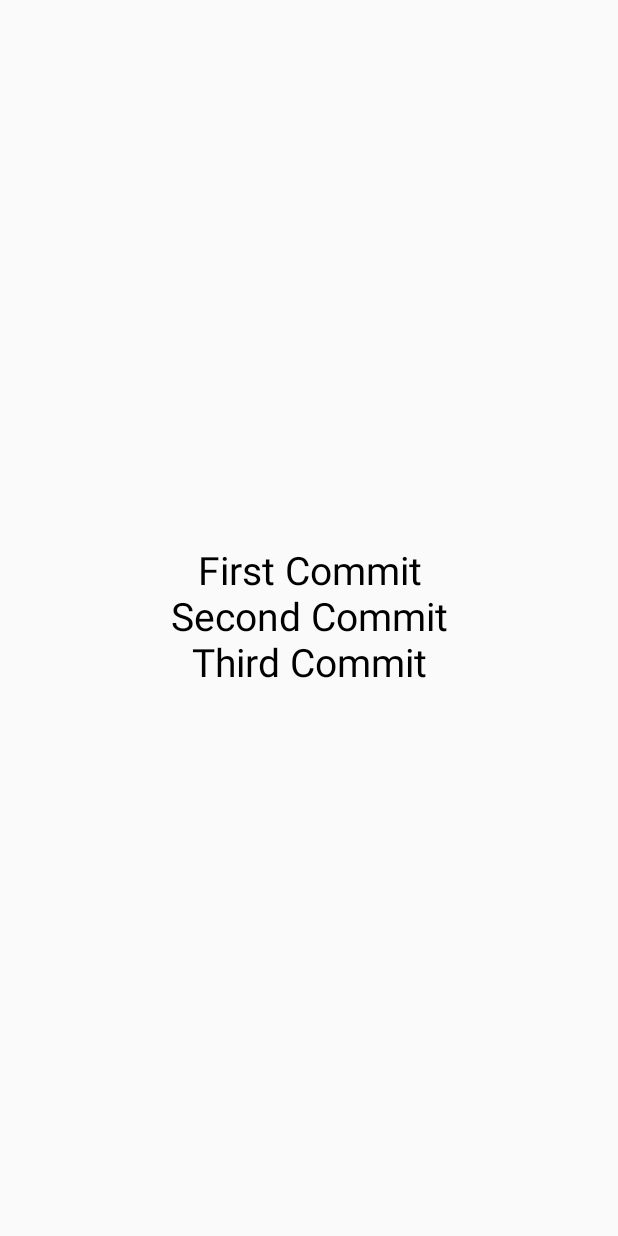
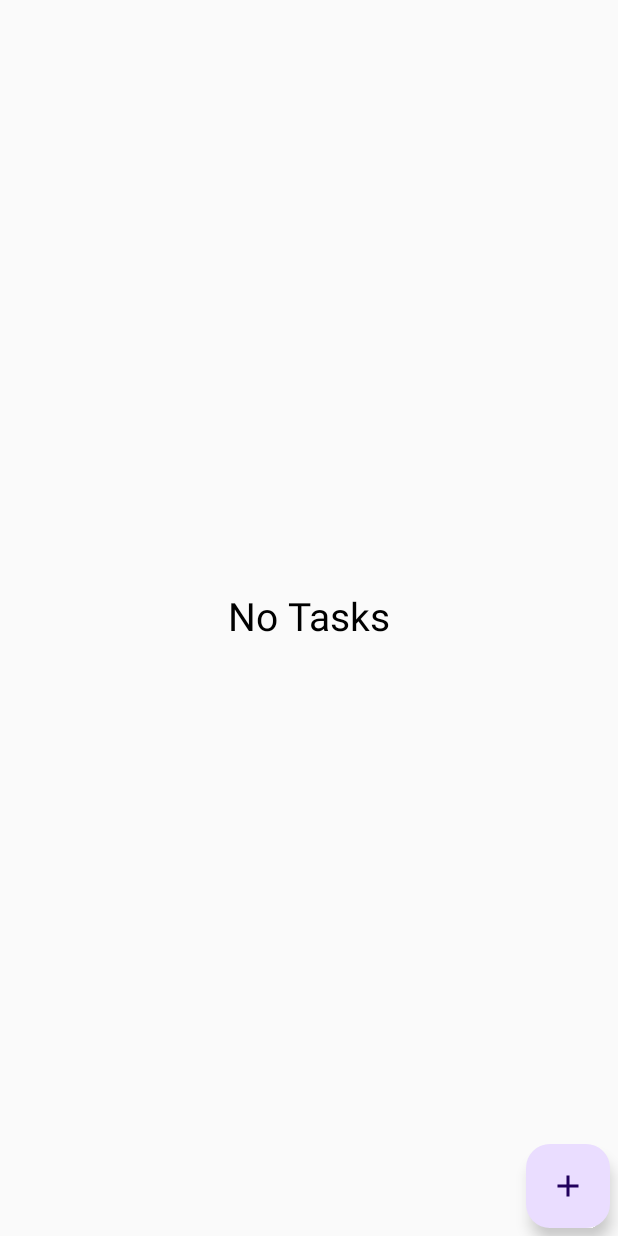
Before and after one commit to Kubusiowy/ToDoAppNew, an Android app built with Jetpack Compose: the screen it shows after launch (MainActivity), on a phone screen of 412 x 824 dp. Run offline under Robolectric (Android 15) with nearby library versions, the phone set to English and light mode, and no system bars; our stand-ins replace accompanist.

Commit message:
dodanie MainActivity.kt i TaskAdd.kt

```diff
--- a/app/build.gradle.kts
+++ b/app/build.gradle.kts
@@ -56,4 +56,9 @@ dependencies {
     androidTestImplementation(libs.androidx.ui.test.junit4)
     debugImplementation(libs.androidx.ui.tooling)
     debugImplementation(libs.androidx.ui.test.manifest)
+    //Accompanist
+        implementation("com.google.accompanist:accompanist-systemuicontroller:0.31.0-alpha")
+
+
+
 }
--- a/app/src/main/AndroidManifest.xml
+++ b/app/src/main/AndroidManifest.xml
@@ -12,6 +12,12 @@
         android:supportsRtl="true"
         android:theme="@style/Theme.ToDoAppNew"
         tools:targetApi="31">
+
+        <activity
+            android:name=".TaskAdd"
+            android:exported="false"
+            android:label="@string/title_activity_task_add"
+            android:theme="@style/Theme.ToDoAppNew" />
         <activity
             android:name=".MainActivity"
             android:exported="true"
--- a/app/src/main/java/com/example/todoappnew/MainActivity.kt
+++ b/app/src/main/java/com/example/todoappnew/MainActivity.kt
@@ -1,5 +1,6 @@
 package com.example.todoappnew
 
+import android.content.Intent
 import android.os.Bundle
 import androidx.activity.ComponentActivity
 import androidx.activity.compose.setContent
@@ -7,43 +8,87 @@ import androidx.activity.enableEdgeToEdge
 import androidx.compose.foundation.layout.Arrangement
 import androidx.compose.foundation.layout.Box
 import androidx.compose.foundation.layout.Column
+import androidx.compose.foundation.layout.WindowInsets
+import androidx.compose.foundation.layout.asPaddingValues
 import androidx.compose.foundation.layout.fillMaxSize
+import androidx.compose.foundation.layout.fillMaxWidth
 import androidx.compose.foundation.layout.padding
+import androidx.compose.foundation.layout.systemBars
+import androidx.compose.material.icons.Icons
+import androidx.compose.material.icons.filled.Add
+import androidx.compose.material3.Card
+import androidx.compose.material3.FloatingActionButton
+import androidx.compose.material3.Icon
 import androidx.compose.material3.Scaffold
 import androidx.compose.material3.Text
 import androidx.compose.runtime.Composable
 import androidx.compose.ui.Alignment
 import androidx.compose.ui.Modifier
+import androidx.compose.ui.graphics.Color.Companion.Black
+import androidx.compose.ui.platform.LocalContext
 import androidx.compose.ui.tooling.preview.Preview
+import androidx.compose.ui.unit.dp
 import androidx.compose.ui.unit.sp
+import androidx.core.content.ContextCompat.startActivity
+import com.example.todoappnew.model.Task
 import com.example.todoappnew.ui.theme.ToDoAppNewTheme
+import com.google.accompanist.systemuicontroller.rememberSystemUiController
 import org.intellij.lang.annotations.JdkConstants.HorizontalAlignment
+
+var taskList = mutableListOf<Task>()
 
 class MainActivity : ComponentActivity() {
     override fun onCreate(savedInstanceState: Bundle?) {
         super.onCreate(savedInstanceState)
         enableEdgeToEdge()
         setContent {
+
+            val systemUiController = rememberSystemUiController()
+            systemUiController.setSystemBarsColor(color = Black)
+
+
+
             ScreenView()
         }
     }
 
-    @Composable
-    fun ScreenView()
+}
+
+@Composable
+fun ScreenView()
+{
+    val context = LocalContext.current
+    Box(modifier = Modifier.fillMaxSize().padding(WindowInsets.systemBars.asPaddingValues()))
     {
-        Box(modifier = Modifier.fillMaxSize())
-        {
-            Column(modifier = Modifier.align(Alignment.Center),
-                verticalArrangement = Arrangement.Center,
-                horizontalAlignment = Alignment.CenterHorizontally)
-            {
-                Text(text = "First Commit", fontSize = 26.sp )
-                Text(text = "Second Commit", fontSize = 26.sp )
-                Text(text = "Third Commit", fontSize = 26.sp ) // from Laptop
-            }
+        if (taskList.isEmpty()){
+            Text(text = "No Tasks", fontSize = 26.sp, modifier = Modifier.align(Alignment.Center))
+        }else{
+            TasksShow()
+        }
 
+        FloatingActionButton(onClick = {
+            val intent = Intent(context, TaskAdd::class.java)
+            context.startActivity(intent)
+        },
+            modifier = Modifier.align(Alignment.BottomEnd).padding(5.dp)) {
+            Icon(imageVector = Icons.Default.Add, contentDescription = "Add")
         }
 
     }
 
 }
+
+@Composable
+fun TasksShow()
+{
+    Column()
+    {
+
+    }
+}
+
+@Composable
+fun TaskCard()
+{
+
+}
--- a/app/src/main/res/values/strings.xml
+++ b/app/src/main/res/values/strings.xml
@@ -1,3 +1,4 @@
 <resources>
     <string name="app_name">ToDoAppNew</string>
+    <string name="title_activity_task_add">TaskAdd</string>
 </resources>
```
Also changed, not shown: app/src/main/java/com/example/todoappnew/TaskAdd.kt (added, +35 -0 lines), app/src/main/java/com/example/todoappnew/model/Task.kt (added, +24 -0 lines).
